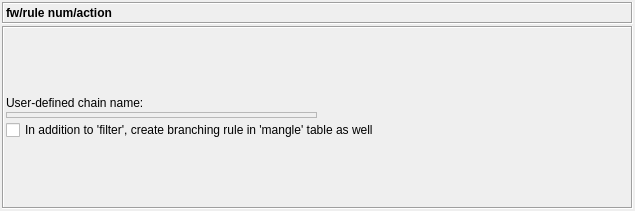
The window that src/gui/actionsdialog_q.ui (fwbuilder/fwbuilder) describes before a commit, drawn with Qt 5.
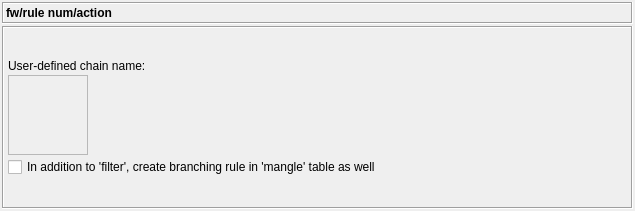
The same window after the commit. The open tabs and pages were chosen to show the change.

```diff
--- a/src/gui/actionsdialog_q.ui
+++ b/src/gui/actionsdialog_q.ui
@@ -939,16 +939,16 @@
           <widget class="QWidget" name="BranchChainPage" >
            <layout class="QGridLayout" >
             <property name="leftMargin" >
-             <number>0</number>
+             <number>2</number>
             </property>
             <property name="topMargin" >
-             <number>0</number>
+             <number>2</number>
             </property>
             <property name="rightMargin" >
-             <number>0</number>
+             <number>2</number>
             </property>
             <property name="bottomMargin" >
-             <number>0</number>
+             <number>2</number>
             </property>
             <property name="horizontalSpacing" >
              <number>2</number>
@@ -956,7 +956,7 @@
             <property name="verticalSpacing" >
              <number>2</number>
             </property>
-            <item row="0" column="1" >
+            <item row="0" column="1" colspan="2" >
              <spacer>
               <property name="orientation" >
                <enum>Qt::Vertical</enum>
@@ -966,13 +966,13 @@
               </property>
               <property name="sizeHint" >
                <size>
-                <width>20</width>
-                <height>0</height>
+                <width>589</width>
+                <height>21</height>
                </size>
               </property>
              </spacer>
             </item>
-            <item row="1" column="0" colspan="2" >
+            <item row="1" column="0" colspan="3" >
              <widget class="QLabel" name="textLabel1_3" >
               <property name="text" >
                <string>User-defined chain name:</string>
@@ -982,61 +982,80 @@
               </property>
              </widget>
             </item>
-            <item row="4" column="0" >
+            <item row="2" column="0" colspan="2" >
+             <widget class="QFrame" name="branchChainNameFrame" >
+              <property name="minimumSize" >
+               <size>
+                <width>80</width>
+                <height>80</height>
+               </size>
+              </property>
+              <property name="frameShape" >
+               <enum>QFrame::StyledPanel</enum>
+              </property>
+              <property name="frameShadow" >
+               <enum>QFrame::Raised</enum>
+              </property>
+              <layout class="QGridLayout" >
+               <property name="leftMargin" >
+                <number>2</number>
+               </property>
+               <property name="topMargin" >
+                <number>2</number>
+               </property>
+               <property name="rightMargin" >
+                <number>2</number>
+               </property>
+               <property name="bottomMargin" >
+                <number>2</number>
+               </property>
+               <property name="horizontalSpacing" >
+                <number>2</number>
+               </property>
+               <property name="verticalSpacing" >
+                <number>2</number>
+               </property>
+               <item row="0" column="0" >
+                <layout class="QGridLayout" />
+               </item>
+              </layout>
+             </widget>
+            </item>
+            <item row="2" column="2" >
              <spacer>
               <property name="orientation" >
-               <enum>Qt::Vertical</enum>
-              </property>
-              <property name="sizeType" >
-               <enum>QSizePolicy::MinimumExpanding</enum>
+               <enum>Qt::Horizontal</enum>
               </property>
               <property name="sizeHint" >
                <size>
-                <width>20</width>
-                <height>0</height>
+                <width>531</width>
+                <height>30</height>
                </size>
               </property>
              </spacer>
             </item>
-            <item row="3" column="0" colspan="2" >
+            <item row="3" column="0" colspan="3" >
              <widget class="QCheckBox" name="ipt_branch_in_mangle" >
               <property name="text" >
                <string>In addition to 'filter', create branching rule in 'mangle' table as well</string>
               </property>
              </widget>
             </item>
-            <item row="2" column="0" >
-             <widget class="QFrame" name="branchChainNameFrame" >
-              <property name="frameShape" >
-               <enum>QFrame::StyledPanel</enum>
+            <item row="4" column="0" >
+             <spacer>
+              <property name="orientation" >
+               <enum>Qt::Vertical</enum>
               </property>
-              <property name="frameShadow" >
-               <enum>QFrame::Raised</enum>
+              <property name="sizeType" >
+               <enum>QSizePolicy::MinimumExpanding</enum>
               </property>
-              <layout class="QGridLayout" >
-               <property name="leftMargin" >
-                <number>2</number>
-               </property>
-               <property name="topMargin" >
-                <number>2</number>
-               </property>
-               <property name="rightMargin" >
-                <number>2</number>
-               </property>
-               <property name="bottomMargin" >
-                <number>2</number>
-               </property>
-               <property name="horizontalSpacing" >
-                <number>2</number>
-               </property>
-               <property name="verticalSpacing" >
-                <number>2</number>
-               </property>
-               <item row="0" column="0" >
-                <layout class="QGridLayout" />
-               </item>
-              </layout>
-             </widget>
+              <property name="sizeHint" >
+               <size>
+                <width>30</width>
+                <height>20</height>
+               </size>
+              </property>
+             </spacer>
             </item>
            </layout>
           </widget>
```
Left out of the diff: 27 changed lines with no effect on the pictures.
